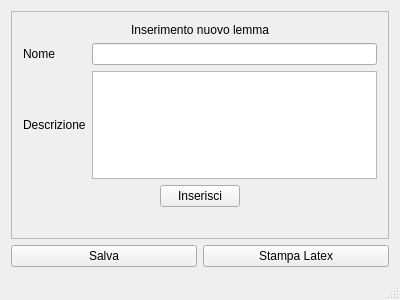
Before: the Qt Designer form RR/Esterni/Glossario/CodiceQt/view/mainwindow.ui in PetrucciMauro/Glass-uni-Scanner, drawn with Qt 5.
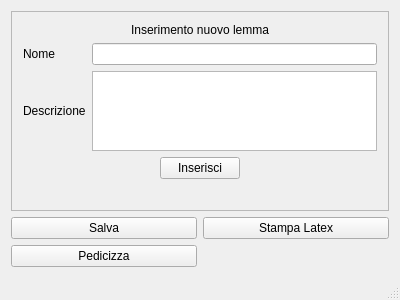
After: the same form once the commit is applied.

```diff
--- a/RR/Esterni/Glossario/CodiceQt/view/mainwindow.ui
+++ b/RR/Esterni/Glossario/CodiceQt/view/mainwindow.ui
@@ -88,6 +88,13 @@
       </property>
      </widget>
     </item>
+    <item row="2" column="1">
+     <widget class="QPushButton" name="Pedicizza">
+      <property name="text">
+       <string>Pedicizza</string>
+      </property>
+     </widget>
+    </item>
    </layout>
   </widget>
   <widget class="QMenuBar" name="menuBar">
```
Left out of the diff: 14 changed lines with no effect on the pictures.
